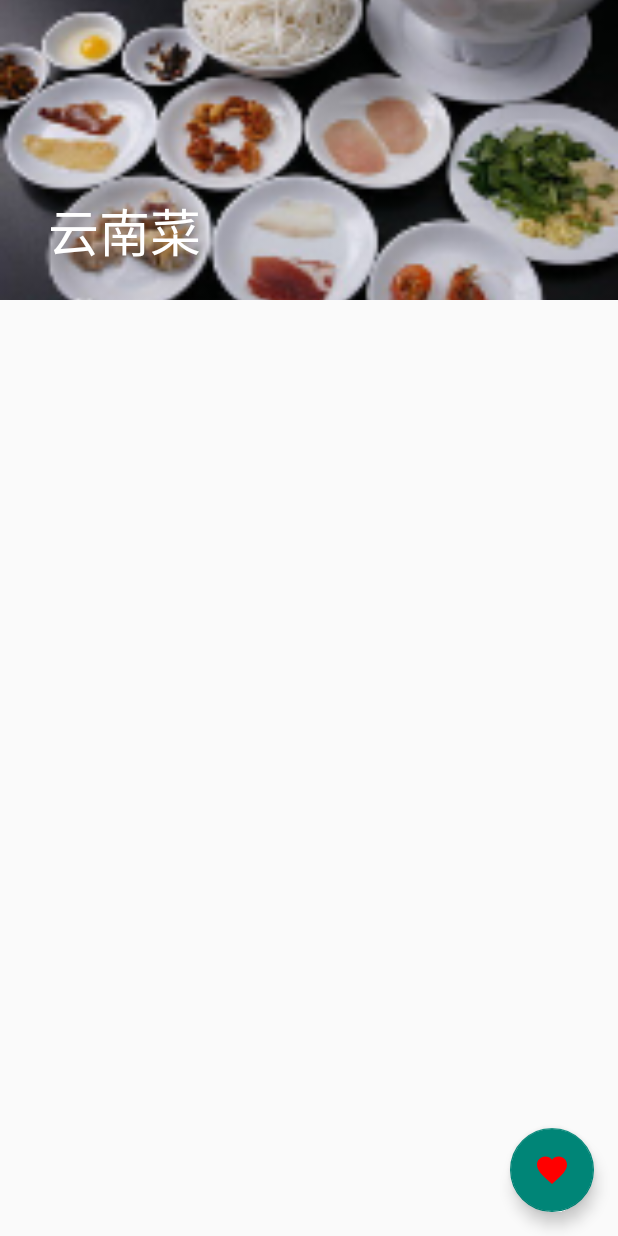
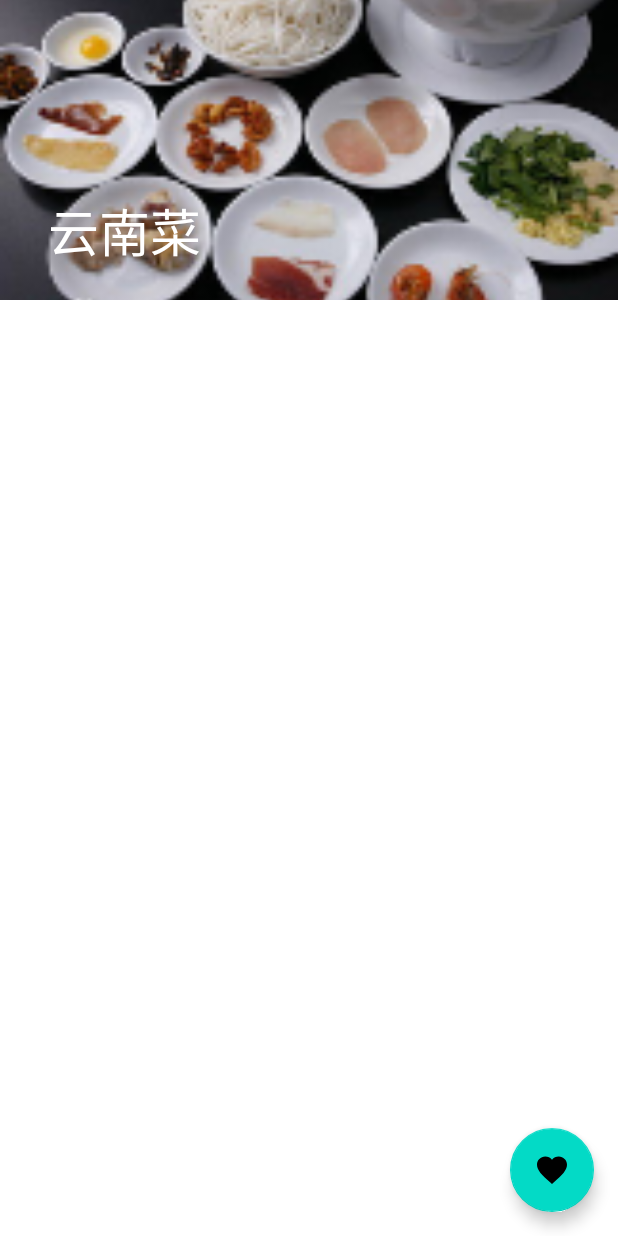
Before and after one commit to Beants/YunNan, an Android app: the traditionalDetail screen opened directly, with no data from a screen before it, on a phone screen of 412 x 824 dp. Run offline under Robolectric (Android 15) with nearby library versions, the phone set to English and light mode, and no system bars; libraries missing offline, so code that uses them is left out: org.markdown4j; 1 statement that could not run was skipped.

Commit message:
add customer theme

```diff
--- a/app/build.gradle
+++ b/app/build.gradle
@@ -4,7 +4,7 @@ android {
     compileSdkVersion 28
     defaultConfig {
         applicationId "com.pilab.yunnan"
-        minSdkVersion 26
+        minSdkVersion 27
         targetSdkVersion 28
         versionCode 1
         versionName "1.0"
--- a/app/src/main/AndroidManifest.xml
+++ b/app/src/main/AndroidManifest.xml
@@ -9,10 +9,11 @@
         android:allowBackup="true"
         android:icon="@mipmap/ic_launcher"
         android:label="@string/app_name"
+        android:networkSecurityConfig="@xml/network_security_config"
         android:roundIcon="@mipmap/ic_launcher_round"
+
         android:supportsRtl="true"
-        android:networkSecurityConfig="@xml/network_security_config"
-        android:theme="@style/Theme.AppCompat.DayNight.NoActionBar"
+        android:theme="@style/AppTheme"
         tools:ignore="GoogleAppIndexingWarning">
 
         <activity android:name=".traditionalDetail" />
--- a/app/src/main/res/values/styles.xml
+++ b/app/src/main/res/values/styles.xml
@@ -1,11 +1,13 @@
 <resources>
 
     <!-- Base application theme. -->
-    <style name="AppTheme" parent="Theme.AppCompat.Light.DarkActionBar">
+    <style name="AppTheme" parent="Theme.MaterialComponents.Light.NoActionBar">
         <!-- Customize your theme here. -->
         <item name="colorPrimary">@color/colorPrimary</item>
         <item name="colorPrimaryDark">@color/colorPrimaryDark</item>
         <item name="colorAccent">@color/colorAccent</item>
+        <item name="android:windowLightNavigationBar">true</item>
+        <item name="android:navigationBarColor">@color/colorPrimary</item>
     </style>
 
     <style name="AppTheme.NoActionBar">
```
